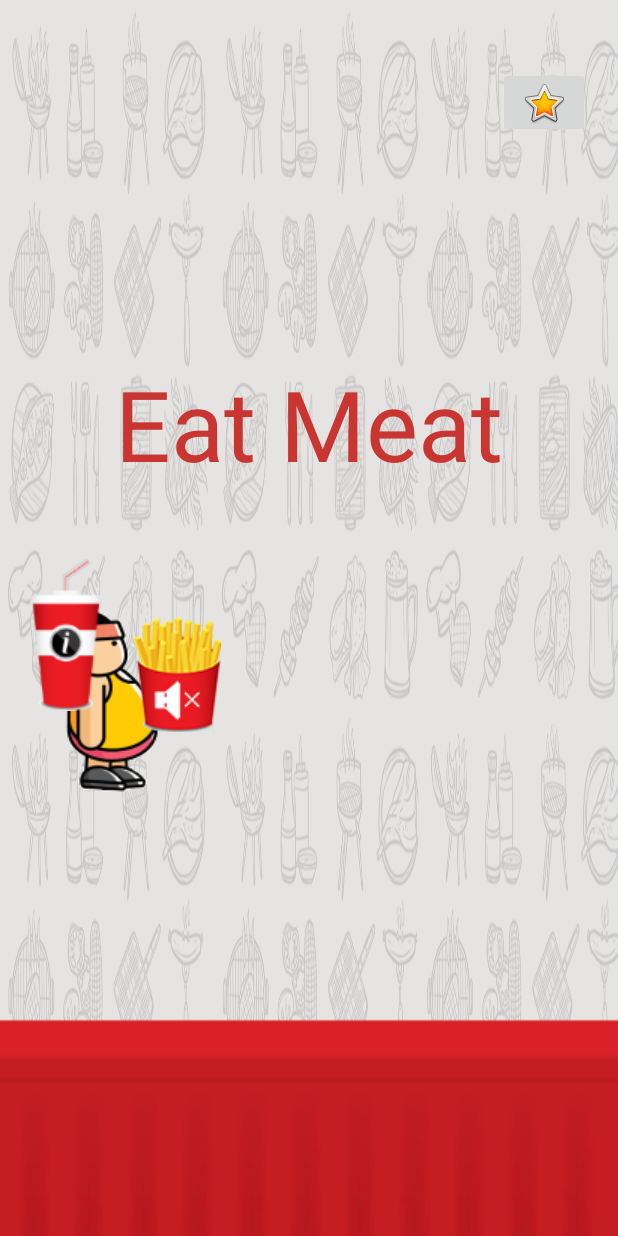
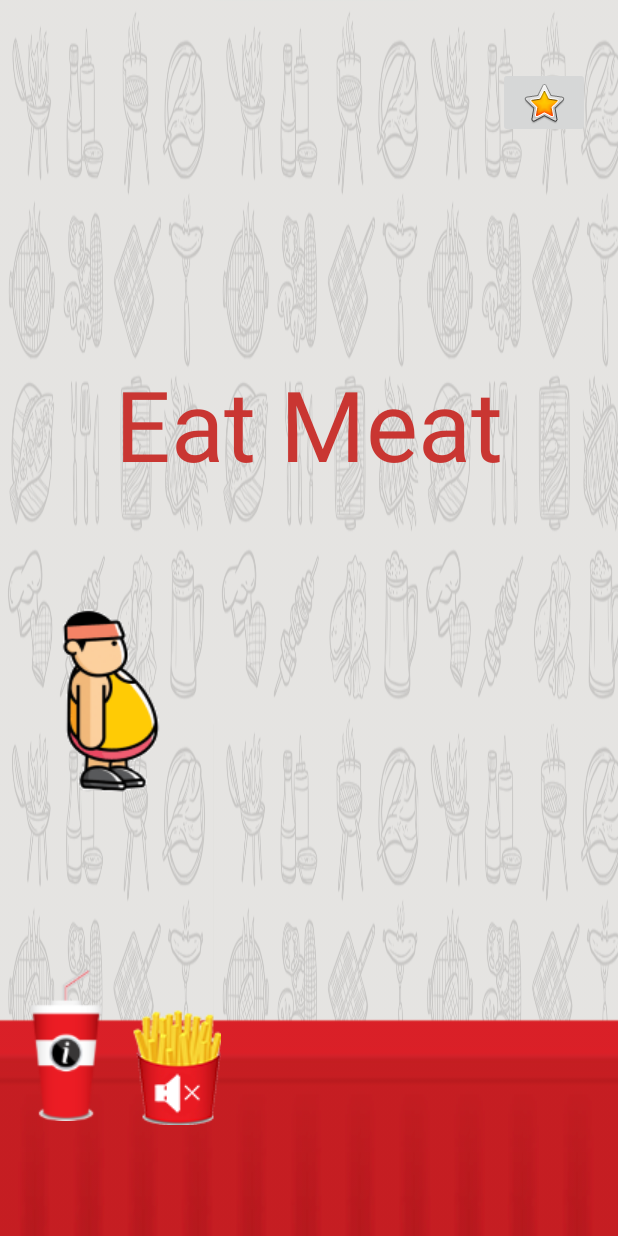
Before and after one commit to liorshahar/EatMeat-AndroidMobileGame, an Android app: the layout activity_main.xml on its own in the app's theme, with its tools: preview values and no code run, on a phone screen of 412 x 824 dp. Run offline under Robolectric (Android 15) with nearby library versions, the phone set to English and light mode, and no system bars; plain views replace GifTextView; Roboto replaces fonts that are not available here.

Commit message:
Limiting the jump of the player and fix main menu design

```diff
--- a/app/src/main/res/layout/activity_main.xml
+++ b/app/src/main/res/layout/activity_main.xml
@@ -73,7 +73,7 @@
         app:layout_constraintEnd_toStartOf="@+id/sound_btn"
         app:layout_constraintStart_toStartOf="parent"
         app:layout_constraintTop_toTopOf="parent"
-        app:layout_constraintVertical_bias="0.527" />
+        app:layout_constraintVertical_bias="0.914" />
 
     <ImageButton
         android:id="@+id/sound_btn"
@@ -87,7 +87,7 @@
         app:layout_constraintEnd_toStartOf="@+id/start_btn"
         app:layout_constraintStart_toEndOf="@+id/info_btn"
         app:layout_constraintTop_toTopOf="parent"
-        app:layout_constraintVertical_bias="0.562" />
+        app:layout_constraintVertical_bias="0.921" />
 
     <ImageButton
         android:id="@+id/score_btn"
```
Also changed, not shown: app/src/main/java/com/eatmeat/shenkar/eatmeatn/Player.java (+3 -4 lines).
